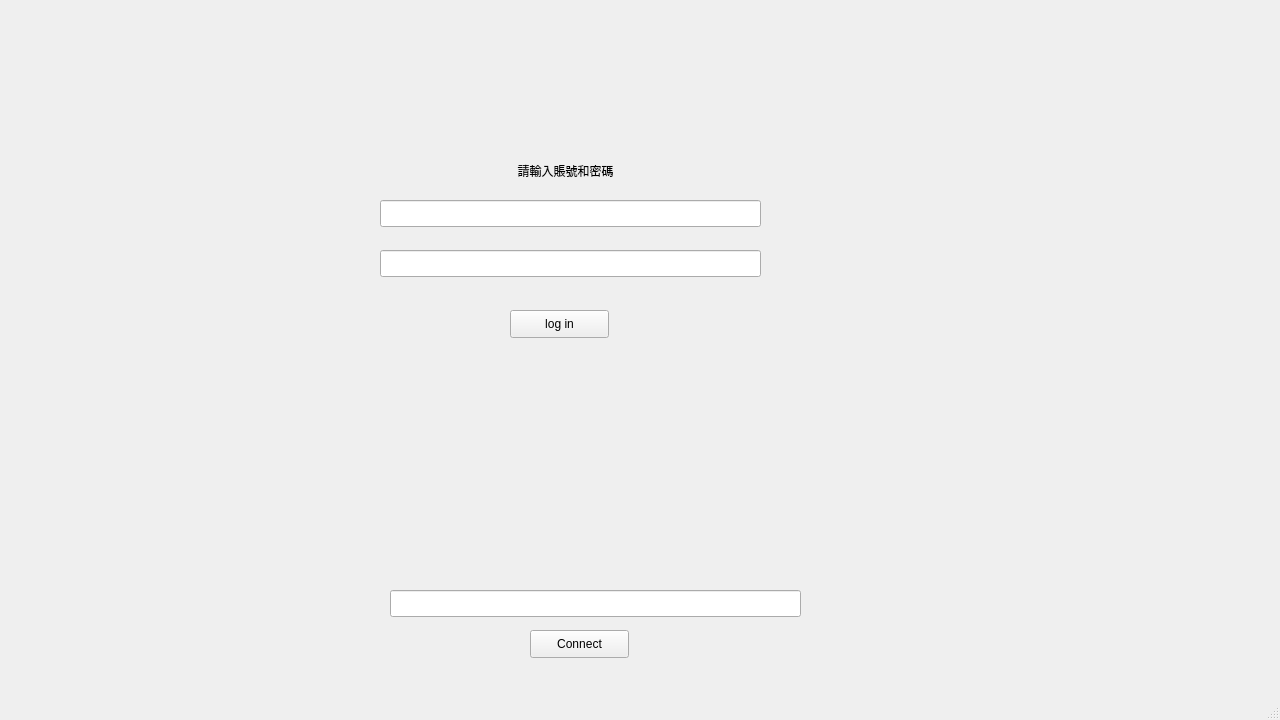
Before: the Qt Designer form QtChat/ChatClient/mainwindow.ui in niuwe/IsMe, drawn with Qt 5.
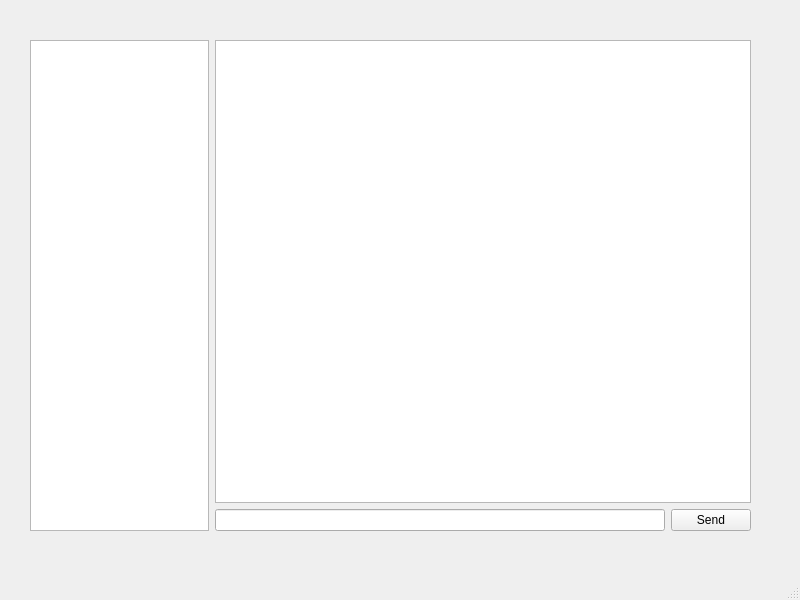
After: the same form once the commit is applied.

```diff
--- a/QtChat/ChatClient/mainwindow.ui
+++ b/QtChat/ChatClient/mainwindow.ui
@@ -6,147 +6,61 @@
    <rect>
     <x>0</x>
     <y>0</y>
-    <width>1280</width>
-    <height>720</height>
+    <width>800</width>
+    <height>600</height>
    </rect>
   </property>
   <property name="windowTitle">
    <string>MainWindow</string>
   </property>
   <widget class="QWidget" name="centralwidget">
-   <widget class="QStackedWidget" name="stackedWidget">
+   <widget class="QWidget" name="horizontalLayoutWidget">
     <property name="geometry">
      <rect>
-      <x>160</x>
-      <y>90</y>
-      <width>951</width>
-      <height>451</height>
+      <x>30</x>
+      <y>40</y>
+      <width>721</width>
+      <height>491</height>
      </rect>
     </property>
-    <property name="currentIndex">
-     <number>0</number>
-    </property>
-    <widget class="QWidget" name="page1">
-     <widget class="QLineEdit" name="usernameLineEdit">
-      <property name="geometry">
-       <rect>
-        <x>220</x>
-        <y>110</y>
-        <width>381</width>
-        <height>27</height>
-       </rect>
-      </property>
-     </widget>
-     <widget class="QLineEdit" name="passwordLineEdit">
-      <property name="geometry">
-       <rect>
-        <x>220</x>
-        <y>160</y>
-        <width>381</width>
-        <height>27</height>
-       </rect>
-      </property>
-      <property name="echoMode">
-       <enum>QLineEdit::EchoMode::Password</enum>
-      </property>
-     </widget>
-     <widget class="QPushButton" name="loginButton">
-      <property name="geometry">
-       <rect>
-        <x>350</x>
-        <y>220</y>
-        <width>99</width>
-        <height>28</height>
-       </rect>
-      </property>
-      <property name="text">
-       <string>log in</string>
-      </property>
-     </widget>
-     <widget class="QLabel" name="errorLabel">
-      <property name="geometry">
-       <rect>
-        <x>280</x>
-        <y>70</y>
-        <width>251</width>
-        <height>21</height>
-       </rect>
-      </property>
-      <property name="text">
-       <string>請輸入賬號和密碼</string>
-      </property>
-      <property name="alignment">
-       <set>Qt::AlignmentFlag::AlignCenter</set>
-      </property>
-     </widget>
-    </widget>
-    <widget class="QWidget" name="page2">
-     <widget class="QListWidget" name="userListWidget">
-      <property name="geometry">
-       <rect>
-        <x>20</x>
-        <y>10</y>
-        <width>241</width>
-        <height>411</height>
-       </rect>
-      </property>
-     </widget>
-     <widget class="QTextBrowser" name="chatDisplayBrowser">
-      <property name="geometry">
-       <rect>
-        <x>320</x>
-        <y>10</y>
-        <width>541</width>
-        <height>351</height>
-       </rect>
-      </property>
-     </widget>
-     <widget class="QLineEdit" name="messageLineEdit">
-      <property name="geometry">
-       <rect>
-        <x>320</x>
-        <y>380</y>
-        <width>401</width>
-        <height>27</height>
-       </rect>
-      </property>
-     </widget>
-     <widget class="QPushButton" name="sendButton">
-      <property name="geometry">
-       <rect>
-        <x>760</x>
-        <y>380</y>
-        <width>99</width>
-        <height>28</height>
-       </rect>
-      </property>
-      <property name="text">
-       <string>Send</string>
-      </property>
-     </widget>
-    </widget>
+    <layout class="QHBoxLayout" name="horizontalLayout" stretch="1,3">
+     <item>
+      <widget class="QListWidget" name="userListWidget"/>
+     </item>
+     <item>
+      <layout class="QVBoxLayout" name="verticalLayout">
+       <item>
+        <widget class="QTextBrowser" name="chatDisplayBrowser"/>
+       </item>
+       <item>
+        <layout class="QHBoxLayout" name="horizontalLayout_2">
+         <item>
+          <widget class="QLineEdit" name="messageLineEdit"/>
+         </item>
+         <item>
+          <widget class="QPushButton" name="sendButton">
+           <property name="text">
+            <string>Send</string>
+           </property>
+          </widget>
+         </item>
+        </layout>
+       </item>
+      </layout>
+     </item>
+    </layout>
    </widget>
-   <widget class="QPushButton" name="connectButton">
+   <widget class="QLabel" name="statusLabel">
     <property name="geometry">
      <rect>
-      <x>530</x>
-      <y>630</y>
-      <width>99</width>
-      <height>28</height>
+      <x>30</x>
+      <y>536</y>
+      <width>141</width>
+      <height>20</height>
      </rect>
     </property>
     <property name="text">
-     <string>Connect</string>
-    </property>
-   </widget>
-   <widget class="QLineEdit" name="statusLineEdit">
-    <property name="geometry">
-     <rect>
-      <x>390</x>
-      <y>590</y>
-      <width>411</width>
-      <height>27</height>
-     </rect>
+     <string/>
     </property>
    </widget>
   </widget>
```
Left out of the diff: 2 changed lines with no effect on the pictures.
